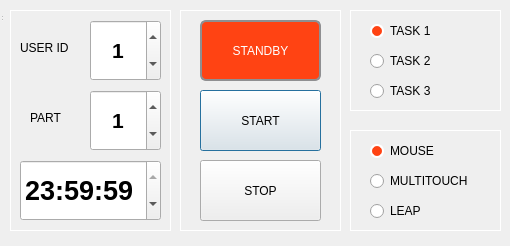
Old version of the form Usability/UserTesting.ui in the repository Sabreme/Astro_FITS_VTK.
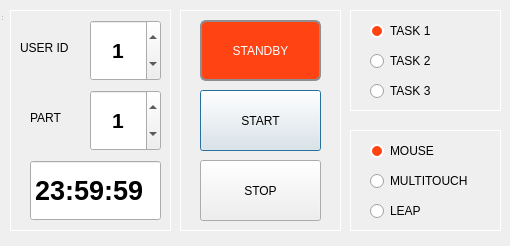
New version of the form.

Commit message: FIxed Singal Handling Between All Forms Fixed Hide and Show between Dialog Forms TODO: Fix Metrix  Collection TODO: Fix Startup Position Centre of SCreen TODO: Fix Stop Button Over-writting TODO: Add File Location Setting

Diff of the .ui file:
```diff
--- a/Usability/UserTesting.ui
+++ b/Usability/UserTesting.ui
@@ -474,9 +474,9 @@
     <widget class="QTimeEdit" name="timeEdit">
      <property name="geometry">
       <rect>
-       <x>10</x>
+       <x>20</x>
        <y>150</y>
-       <width>141</width>
+       <width>131</width>
        <height>61</height>
       </rect>
      </property>
@@ -488,6 +488,12 @@
        <bold>true</bold>
       </font>
      </property>
+     <property name="focusPolicy">
+      <enum>Qt::NoFocus</enum>
+     </property>
+     <property name="buttonSymbols">
+      <enum>QAbstractSpinBox::NoButtons</enum>
+     </property>
      <property name="dateTime">
       <datetime>
        <hour>23</hour>
```
The commit also changes 7 other files.
